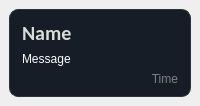
Before: the Qt Designer form client/bubblemessage.ui in aayushbist07/SecureChat, drawn with Qt 5.
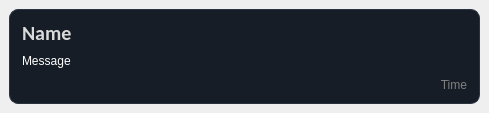
After: the same form once the commit is applied.

Commit message: Added Bubble Chat

Patch:
```diff
--- a/client/bubblemessage.ui
+++ b/client/bubblemessage.ui
@@ -2,6 +2,14 @@
 <ui version="4.0">
  <class>BubbleMessage</class>
  <widget class="QDialog" name="BubbleMessage">
+  <property name="geometry">
+   <rect>
+    <x>0</x>
+    <y>0</y>
+    <width>489</width>
+    <height>113</height>
+   </rect>
+  </property>
   <property name="sizePolicy">
    <sizepolicy hsizetype="Preferred" vsizetype="Preferred">
     <horstretch>0</horstretch>
@@ -102,6 +110,12 @@
        <layout class="QHBoxLayout" name="horizontalLayout_3">
         <item>
          <widget class="QLabel" name="Message">
+          <property name="sizePolicy">
+           <sizepolicy hsizetype="Expanding" vsizetype="Preferred">
+            <horstretch>0</horstretch>
+            <verstretch>0</verstretch>
+           </sizepolicy>
+          </property>
           <property name="styleSheet">
            <string notr="true">color:white;
 border:none;</string>
```
The commit also changes 2 other files.
